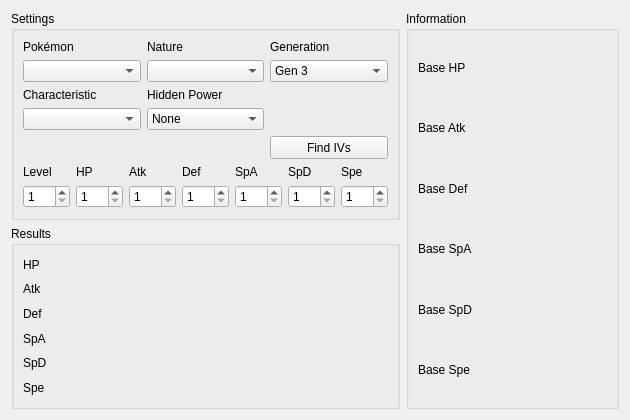
Admiral-Fish/PokeFinder, file Forms/Util/IVCalculator.ui: the form before one commit.
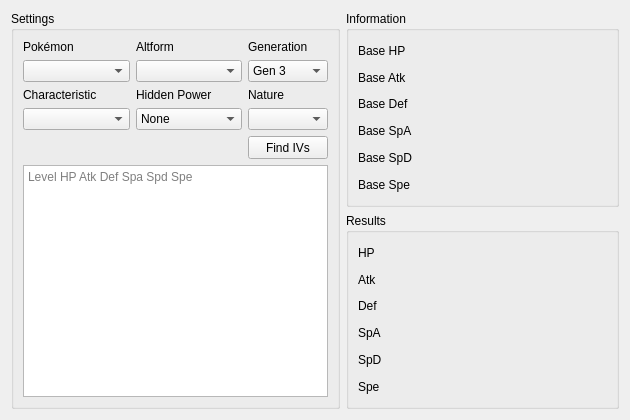
The form after the commit.

```diff
--- a/Forms/Util/IVCalculator.ui
+++ b/Forms/Util/IVCalculator.ui
@@ -20,51 +20,26 @@
    <string>IV Calculator</string>
   </property>
   <layout class="QGridLayout" name="gridLayout_3">
-   <item row="0" column="0">
+   <item row="0" column="0" rowspan="2">
     <widget class="QGroupBox" name="groupBoxSettings">
      <property name="title">
       <string>Settings</string>
      </property>
-     <layout class="QGridLayout" name="gridLayout_2">
-      <item row="0" column="0">
-       <widget class="QLabel" name="labelSpecies">
-        <property name="text">
-         <string>Pokémon</string>
-        </property>
-       </widget>
-      </item>
-      <item row="0" column="1">
-       <widget class="QLabel" name="labelNature">
-        <property name="text">
-         <string>Nature</string>
-        </property>
-       </widget>
-      </item>
-      <item row="0" column="2">
-       <widget class="QLabel" name="labelGeneraiton">
-        <property name="text">
-         <string>Generation</string>
-        </property>
-       </widget>
-      </item>
+     <layout class="QGridLayout" name="gridLayout">
       <item row="1" column="0">
        <widget class="QComboBox" name="comboBoxPokemon"/>
       </item>
-      <item row="1" column="1">
-       <widget class="QComboBox" name="comboBoxNature"/>
-      </item>
-      <item row="1" column="2">
-       <widget class="QComboBox" name="comboBoxGeneration">
-        <item>
-         <property name="text">
-          <string>Gen 3</string>
-         </property>
-        </item>
-        <item>
-         <property name="text">
-          <string>Gen 4</string>
-         </property>
-        </item>
+      <item row="4" column="2">
+       <widget class="QPushButton" name="pushButtonFindIVs">
+        <property name="minimumSize">
+         <size>
+          <width>0</width>
+          <height>23</height>
+         </size>
+        </property>
+        <property name="text">
+         <string>Find IVs</string>
+        </property>
        </widget>
       </item>
       <item row="2" column="0">
@@ -74,16 +49,6 @@
         </property>
        </widget>
       </item>
-      <item row="2" column="1">
-       <widget class="QLabel" name="labelHiddenPower">
-        <property name="text">
-         <string>Hidden Power</string>
-        </property>
-       </widget>
-      </item>
-      <item row="3" column="0">
-       <widget class="QComboBox" name="comboBoxCharacteristic"/>
-      </item>
       <item row="3" column="1">
        <widget class="QComboBox" name="comboBoxHiddenPower">
         <item>
@@ -93,6 +58,13 @@
         </item>
        </widget>
       </item>
+      <item row="2" column="1">
+       <widget class="QLabel" name="labelHiddenPower">
+        <property name="text">
+         <string>Hidden Power</string>
+        </property>
+       </widget>
+      </item>
       <item row="4" column="0" colspan="2">
        <spacer name="horizontalSpacer">
         <property name="orientation">
@@ -106,239 +78,68 @@
         </property>
        </spacer>
       </item>
-      <item row="4" column="2">
-       <widget class="QPushButton" name="pushButtonFindIVs">
-        <property name="minimumSize">
-         <size>
-          <width>0</width>
-          <height>23</height>
-         </size>
+      <item row="3" column="2">
+       <widget class="QComboBox" name="comboBoxNature"/>
+      </item>
+      <item row="2" column="2">
+       <widget class="QLabel" name="labelNature">
+        <property name="text">
+         <string>Nature</string>
         </property>
+       </widget>
+      </item>
+      <item row="0" column="0">
+       <widget class="QLabel" name="labelSpecies">
         <property name="text">
-         <string>Find IVs</string>
+         <string>Pokémon</string>
         </property>
        </widget>
       </item>
+      <item row="1" column="2">
+       <widget class="QComboBox" name="comboBoxGeneration">
+        <item>
+         <property name="text">
+          <string>Gen 3</string>
+         </property>
+        </item>
+        <item>
+         <property name="text">
+          <string>Gen 4</string>
+         </property>
+        </item>
+       </widget>
+      </item>
+      <item row="3" column="0">
+       <widget class="QComboBox" name="comboBoxCharacteristic"/>
+      </item>
       <item row="5" column="0" colspan="3">
-       <layout class="QGridLayout" name="gridLayout">
-        <item row="0" column="0">
-         <widget class="QLabel" name="labelLevel">
-          <property name="text">
-           <string>Level</string>
-          </property>
-         </widget>
-        </item>
-        <item row="0" column="1">
-         <widget class="QLabel" name="labelHP">
-          <property name="text">
-           <string>HP</string>
-          </property>
-         </widget>
-        </item>
-        <item row="0" column="2">
-         <widget class="QLabel" name="labelAtk">
-          <property name="text">
-           <string>Atk</string>
-          </property>
-         </widget>
-        </item>
-        <item row="0" column="3">
-         <widget class="QLabel" name="labelDef">
-          <property name="text">
-           <string>Def</string>
-          </property>
-         </widget>
-        </item>
-        <item row="0" column="4">
-         <widget class="QLabel" name="labelSpA">
-          <property name="text">
-           <string>SpA</string>
-          </property>
-         </widget>
-        </item>
-        <item row="0" column="5">
-         <widget class="QLabel" name="labelSpD">
-          <property name="text">
-           <string>SpD</string>
-          </property>
-         </widget>
-        </item>
-        <item row="0" column="6">
-         <widget class="QLabel" name="labelSpe">
-          <property name="text">
-           <string>Spe</string>
-          </property>
-         </widget>
-        </item>
-        <item row="1" column="0">
-         <widget class="QSpinBox" name="spinBoxLevel">
-          <property name="minimum">
-           <number>1</number>
-          </property>
-          <property name="maximum">
-           <number>100</number>
-          </property>
-         </widget>
-        </item>
-        <item row="1" column="1">
-         <widget class="QSpinBox" name="spinBoxHP">
-          <property name="minimum">
-           <number>1</number>
-          </property>
-          <property name="maximum">
-           <number>800</number>
-          </property>
-         </widget>
-        </item>
-        <item row="1" column="2">
-         <widget class="QSpinBox" name="spinBoxAtk">
-          <property name="minimum">
-           <number>1</number>
-          </property>
-          <property name="maximum">
-           <number>800</number>
-          </property>
-         </widget>
-        </item>
-        <item row="1" column="3">
-         <widget class="QSpinBox" name="spinBoxDef">
-          <property name="minimum">
-           <number>1</number>
-          </property>
-          <property name="maximum">
-           <number>800</number>
-          </property>
-         </widget>
-        </item>
-        <item row="1" column="4">
-         <widget class="QSpinBox" name="spinBoxSpA">
-          <property name="minimum">
-           <number>1</number>
-          </property>
-          <property name="maximum">
-           <number>800</number>
-          </property>
-         </widget>
-        </item>
-        <item row="1" column="5">
-         <widget class="QSpinBox" name="spinBoxSpD">
-          <property name="minimum">
-           <number>1</number>
-          </property>
-          <property name="maximum">
-           <number>800</number>
-          </property>
-         </widget>
-        </item>
-        <item row="1" column="6">
-         <widget class="QSpinBox" name="spinBoxSpe">
-          <property name="minimum">
-           <number>1</number>
-          </property>
-          <property name="maximum">
-           <number>800</number>
-          </property>
-         </widget>
-        </item>
-       </layout>
-      </item>
-     </layout>
-    </widget>
-   </item>
-   <item row="1" column="0">
-    <widget class="QGroupBox" name="groupBoxResults">
-     <property name="title">
-      <string>Results</string>
-     </property>
-     <layout class="QGridLayout" name="gridLayout_5">
-      <item row="0" column="0">
-       <widget class="QLabel" name="labelHPIV">
-        <property name="text">
-         <string>HP</string>
+       <widget class="QTextEdit" name="textEdit">
+        <property name="placeholderText">
+         <string>Level HP Atk Def Spa Spd Spe</string>
         </property>
        </widget>
       </item>
-      <item row="0" column="1">
-       <widget class="QLabel" name="labelHPIVValue">
+      <item row="0" column="2">
+       <widget class="QLabel" name="labelGeneraiton">
         <property name="text">
-         <string/>
-        </property>
-       </widget>
-      </item>
-      <item row="1" column="0">
-       <widget class="QLabel" name="labelAtkIV">
-        <property name="text">
-         <string>Atk</string>
+         <string>Generation</string>
         </property>
        </widget>
       </item>
       <item row="1" column="1">
-       <widget class="QLabel" name="labelAtkIVValue">
-        <property name="text">
-         <string/>
-        </property>
-       </widget>
+       <widget class="QComboBox" name="comboBoxAltForm"/>
       </item>
-      <item row="2" column="0">
-       <widget class="QLabel" name="labelDefIV">
+      <item row="0" column="1">
+       <widget class="QLabel" name="labelAltForm">
         <property name="text">
-         <string>Def</string>
-        </property>
-       </widget>
-      </item>
-      <item row="2" column="1">
-       <widget class="QLabel" name="labelDefIVValue">
-        <property name="text">
-         <string/>
-        </property>
-       </widget>
-      </item>
-      <item row="3" column="0">
-       <widget class="QLabel" name="labelSpAIV">
-        <property name="text">
-         <string>SpA</string>
-        </property>
-       </widget>
-      </item>
-      <item row="3" column="1">
-       <widget class="QLabel" name="labelSpAIVValue">
-        <property name="text">
-         <string/>
-        </property>
-       </widget>
-      </item>
-      <item row="4" column="0">
-       <widget class="QLabel" name="labelSpDIV">
-        <property name="text">
-         <string>SpD</string>
-        </property>
-       </widget>
-      </item>
-      <item row="4" column="1">
-       <widget class="QLabel" name="labelSpDIVValue">
-        <property name="text">
-         <string/>
-        </property>
-       </widget>
-      </item>
-      <item row="5" column="0">
-       <widget class="QLabel" name="labelSpeIV">
-        <property name="text">
-         <string>Spe</string>
-        </property>
-       </widget>
-      </item>
-      <item row="5" column="1">
-       <widget class="QLabel" name="labelSpeIVValue">
-        <property name="text">
-         <string/>
+         <string>Altform</string>
         </property>
        </widget>
       </item>
      </layout>
     </widget>
    </item>
-   <item row="0" column="1" rowspan="2">
+   <item row="0" column="1">
     <widget class="QGroupBox" name="groupBoxInformation">
      <property name="title">
       <string>Information</string>
@@ -431,6 +232,99 @@
      </layout>
     </widget>
    </item>
+   <item row="1" column="1">
+    <widget class="QGroupBox" name="groupBoxResults">
+     <property name="title">
+      <string>Results</string>
+     </property>
+     <layout class="QGridLayout" name="gridLayout_5">
+      <item row="0" column="0">
+       <widget class="QLabel" name="labelHPIV">
+        <property name="text">
+         <string>HP</string>
+        </property>
+       </widget>
+      </item>
+      <item row="0" column="1">
+       <widget class="QLabel" name="labelHPIVValue">
+        <property name="text">
+         <string/>
+        </property>
+       </widget>
+      </item>
+      <item row="1" column="0">
+       <widget class="QLabel" name="labelAtkIV">
+        <property name="text">
+         <string>Atk</string>
+        </property>
+       </widget>
+      </item>
+      <item row="1" column="1">
+       <widget class="QLabel" name="labelAtkIVValue">
+        <property name="text">
+         <string/>
+        </property>
+       </widget>
+      </item>
+      <item row="2" column="0">
+       <widget class="QLabel" name="labelDefIV">
+        <property name="text">
+         <string>Def</string>
+        </property>
+       </widget>
+      </item>
+      <item row="2" column="1">
+       <widget class="QLabel" name="labelDefIVValue">
+        <property name="text">
+         <string/>
+        </property>
+       </widget>
+      </item>
+      <item row="3" column="0">
+       <widget class="QLabel" name="labelSpAIV">
+        <property name="text">
+         <string>SpA</string>
+        </property>
+       </widget>
+      </item>
+      <item row="3" column="1">
+       <widget class="QLabel" name="labelSpAIVValue">
+        <property name="text">
+         <string/>
+        </property>
+       </widget>
+      </item>
+      <item row="4" column="0">
+       <widget class="QLabel" name="labelSpDIV">
+        <property name="text">
+         <string>SpD</string>
+        </property>
+       </widget>
+      </item>
+      <item row="4" column="1">
+       <widget class="QLabel" name="labelSpDIVValue">
+        <property name="text">
+         <string/>
+        </property>
+       </widget>
+      </item>
+      <item row="5" column="0">
+       <widget class="QLabel" name="labelSpeIV">
+        <property name="text">
+         <string>Spe</string>
+        </property>
+       </widget>
+      </item>
+      <item row="5" column="1">
+       <widget class="QLabel" name="labelSpeIVValue">
+        <property name="text">
+         <string/>
+        </property>
+       </widget>
+      </item>
+     </layout>
+    </widget>
+   </item>
   </layout>
  </widget>
  <resources/>
```
Left out of the diff: 10 changed lines with no effect on the pictures.
